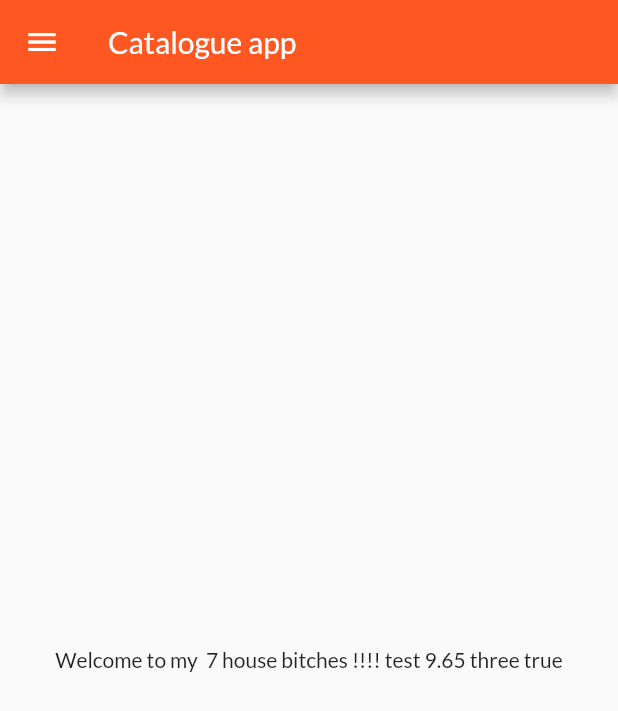
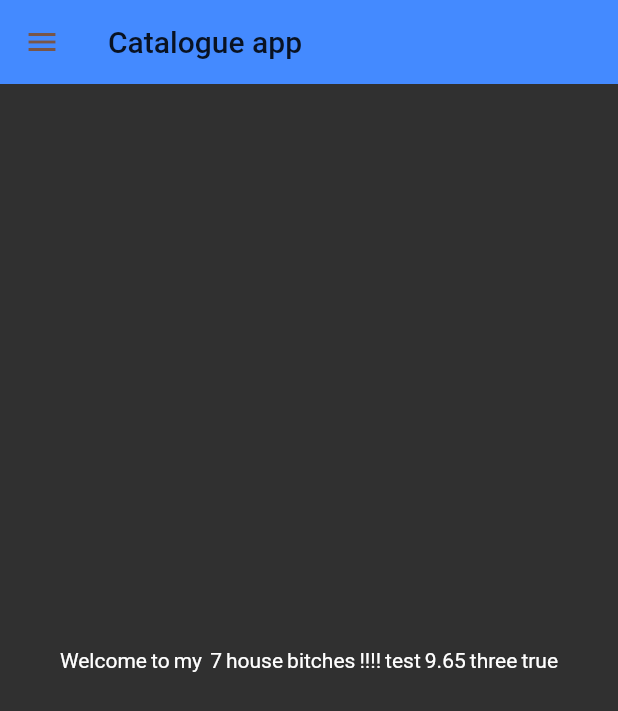
Before and after one commit to Vg119/projone, a Flutter app: the screen it shows after launch, on a phone screen of 412 x 824 dp. Shown: the top 711 px of the screen. Run offline on Flutter 3.47's test engine with Material 2 defaults, Android fonts, the phone set to English and light mode, and no system bars; our stand-ins replace google_fonts; Roboto replaces fonts that are missing (Amaranth).

Commit message:
day 9 completed

```diff
--- /dev/null
+++ b/lib/Catalog.dart
@@ -0,0 +1,11 @@
+class Mycatalog {    //each product to be displayed will be an obj of this class
+  final String id;   //all the properties of each product.
+  final String name;
+  final String desc;
+  final num price;
+  final String color;
+  final String image;
+
+  Mycatalog(this.id, this.name, this.desc, this.price, this.color, this.image);   //constructor
+
+}
--- a/lib/main.dart
+++ b/lib/main.dart
@@ -3,6 +3,7 @@ import 'package:projone/pages/homepage.dart';
 import 'package:projone/pages/loginpage.dart';
 import 'package:google_fonts/google_fonts.dart';
 import 'package:projone/utils/routes.dart';
+import 'package:projone/widgets/themes.dart';
 
 void main(){    //entry point of app , not in any class
   runApp(MyApp());
@@ -20,14 +21,8 @@ class MyApp extends StatelessWidget {
     return MaterialApp(
         //home: Homepage(),
       themeMode: ThemeMode.light,
-      theme: ThemeData(     //Thememode.light defined
-        primarySwatch: Colors.deepOrange,
-        fontFamily: GoogleFonts.lato().fontFamily,   //setting style of app texts
-      ),
-      darkTheme: ThemeData(    //Thememode.dark defined
-        brightness: Brightness.dark
-      ),
-  initialRoute: Myroutes.homepg,   //setting initialroute to "/home" , by default set to "/"
+      theme: Mytheme.darktheme(context),   //taking theme from themes.dart (Mytheme class)
+      initialRoute: Myroutes.homepg,   //setting initialroute to "/home" , by default set to "/"
    routes: {
           Myroutes.login:(context) =>  Loginpage(),   // writing new LoginPage and LoginPage is same .
           Myroutes.homepg : (context) => Homepage()
--- /dev/null
+++ b/lib/widgets/themes.dart
@@ -0,0 +1,36 @@
+import 'package:flutter/material.dart';
+import 'package:google_fonts/google_fonts.dart';
+
+class Mytheme{
+  static ThemeData lighttheme(BuildContext context) =>   //1st theme
+      ThemeData(
+          primarySwatch: Colors.deepOrange, //primary swatch is for setting a definite range of colours to be used for different widgets unlike primary colour which is exactly one shade of swatch
+          fontFamily: GoogleFonts.lato().fontFamily,   //setting style of app texts
+
+          appBarTheme: AppBarTheme(     //the app bar's them
+            color: Colors.grey,
+            elevation: 0.0,
+            iconTheme: IconThemeData(color: Colors.black),  //for the icon
+            toolbarTextStyle: Theme.of(context).textTheme.bodyMedium, titleTextStyle: Theme.of(context).textTheme.titleLarge,  //for the text
+
+          )
+
+      );
+
+     static ThemeData darktheme(BuildContext context) =>     //2nd theme
+       ThemeData(
+           brightness: Brightness.dark,
+           primarySwatch: Colors.grey, //primary swatch is for setting a definite range of colours to be used for different widgets unlike primary colour which is exactly one shade of swatch
+           fontFamily: GoogleFonts.amaranth().fontFamily,  //setting style of app texts
+
+           appBarTheme: AppBarTheme(     //the app bar's them
+             color: Colors.blueAccent,
+             elevation: 0.0,
+             iconTheme: IconThemeData(color: Colors.brown) ,//for the icon
+             toolbarTextStyle: Theme.of(context).textTheme.bodyMedium, titleTextStyle: Theme.of(context).textTheme.titleLarge,  //for the text
+
+           )
+
+
+       );
+}
```
